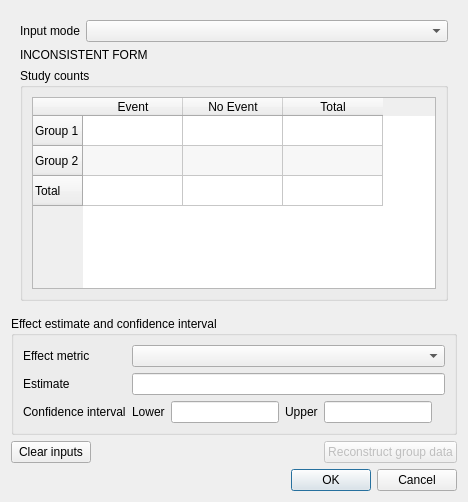
AliSalman-et-al/rc-metastudio, file src/rc_metastudio/forms/binary_data_dialog.ui: the form before one commit.
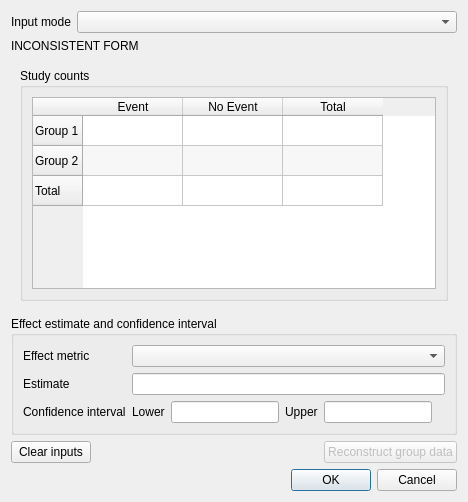
The form after the commit. Icons and pictures are not drawn.

Diff of the .ui file:
```diff
--- a/src/rc_metastudio/forms/binary_data_dialog.ui
+++ b/src/rc_metastudio/forms/binary_data_dialog.ui
@@ -6,6 +6,11 @@
   <property name="windowTitle"><string>Binary Data</string></property>
   <property name="windowIcon"><iconset resource="../images/icons.qrc"><normaloff>:/misc/meta.png</normaloff>:/misc/meta.png</iconset></property>
   <layout class="QVBoxLayout" name="dialog_layout">
+       <item><layout class="QFormLayout" name="input_mode_layout">
+        <item row="0" column="0"><widget class="QLabel" name="input_mode_label"><property name="text"><string>Input mode</string></property><property name="buddy"><cstring>input_mode_combo</cstring></property></widget></item>
+        <item row="0" column="1"><widget class="QComboBox" name="input_mode_combo"/></item>
+       </layout></item>
+       <item><widget class="QLabel" name="inconsistencyLabel"><property name="text"><string>INCONSISTENT FORM</string></property><property name="wordWrap"><bool>true</bool></property></widget></item>
    <item>
     <widget class="QScrollArea" name="content_scroll">
      <property name="frameShape"><enum>QFrame::NoFrame</enum></property>
@@ -15,11 +20,8 @@
      <widget class="QWidget" name="content_widget">
       <property name="geometry"><rect><x>0</x><y>0</y><width>0</width><height>0</height></rect></property>
       <layout class="QVBoxLayout" name="content_layout">
-       <item><layout class="QFormLayout" name="input_mode_layout">
-        <item row="0" column="0"><widget class="QLabel" name="input_mode_label"><property name="text"><string>Input mode</string></property><property name="buddy"><cstring>input_mode_combo</cstring></property></widget></item>
-        <item row="0" column="1"><widget class="QComboBox" name="input_mode_combo"/></item>
-       </layout></item>
-       <item><widget class="QLabel" name="inconsistencyLabel"><property name="text"><string>INCONSISTENT FORM</string></property><property name="wordWrap"><bool>true</bool></property></widget></item>
+
+
        <item>
         <widget class="QGroupBox" name="counts_group">
          <property name="title"><string>Study counts</string></property>
```
